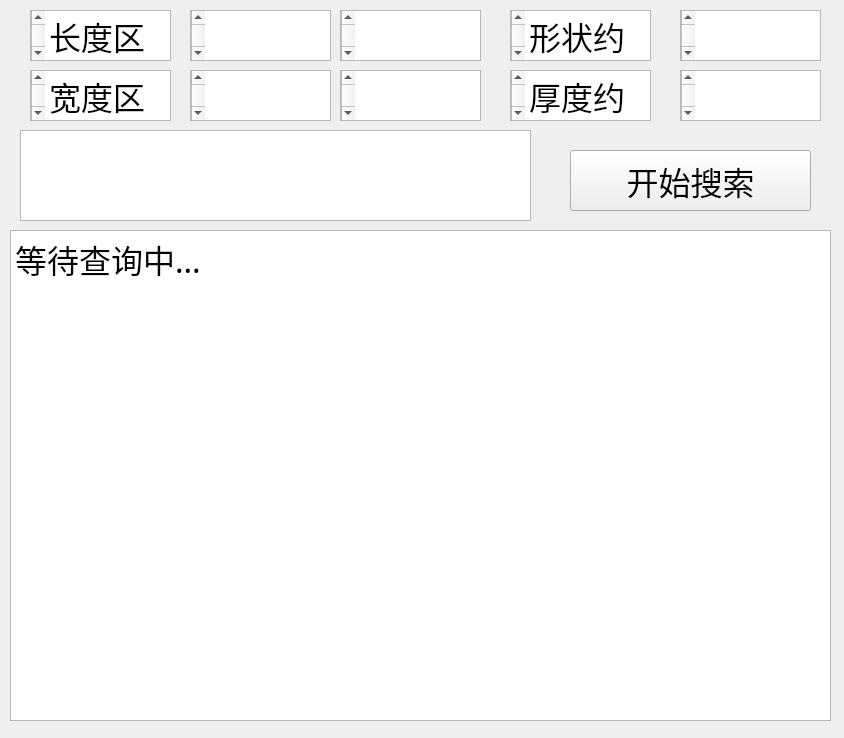
First picture: the form in main/UI/win.ui, repository wsdtl/futai, before the edit.
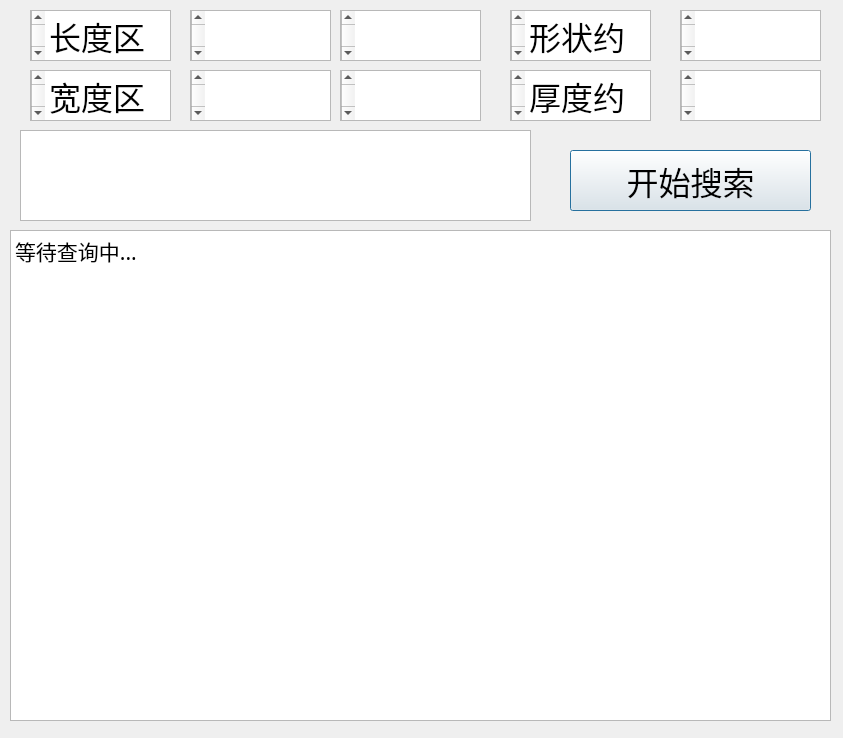
Second picture: the form after the edit.

```diff
--- a/main/UI/win.ui
+++ b/main/UI/win.ui
@@ -6,7 +6,7 @@
    <rect>
     <x>0</x>
     <y>0</y>
-    <width>844</width>
+    <width>843</width>
     <height>738</height>
    </rect>
   </property>
@@ -43,11 +43,19 @@
      <height>491</height>
     </rect>
    </property>
+   <property name="font">
+    <font>
+     <pointsize>16</pointsize>
+    </font>
+   </property>
+   <property name="layoutDirection">
+    <enum>Qt::LeftToRight</enum>
+   </property>
    <property name="html">
     <string>&lt;!DOCTYPE HTML PUBLIC &quot;-//W3C//DTD HTML 4.0//EN&quot; &quot;http://www.w3.org/TR/REC-html40/strict.dtd&quot;&gt;
 &lt;html&gt;&lt;head&gt;&lt;meta name=&quot;qrichtext&quot; content=&quot;1&quot; /&gt;&lt;style type=&quot;text/css&quot;&gt;
 p, li { white-space: pre-wrap; }
-&lt;/style&gt;&lt;/head&gt;&lt;body style=&quot; font-family:'宋体'; font-size:24pt; font-weight:400; font-style:normal;&quot;&gt;
+&lt;/style&gt;&lt;/head&gt;&lt;body style=&quot; font-family:'宋体'; font-size:16pt; font-weight:400; font-style:normal;&quot;&gt;
 &lt;p style=&quot; margin-top:0px; margin-bottom:0px; margin-left:0px; margin-right:0px; -qt-block-indent:0; text-indent:0px;&quot;&gt;等待查询中...&lt;/p&gt;&lt;/body&gt;&lt;/html&gt;</string>
    </property>
   </widget>
@@ -191,6 +199,9 @@
    <property name="text">
     <string>开始搜索</string>
    </property>
+   <property name="default">
+    <bool>true</bool>
+   </property>
   </widget>
   <widget class="QTextBrowser" name="log">
    <property name="geometry">
```
